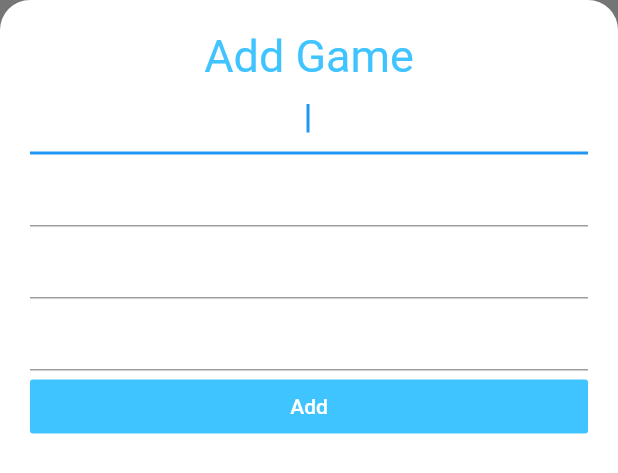
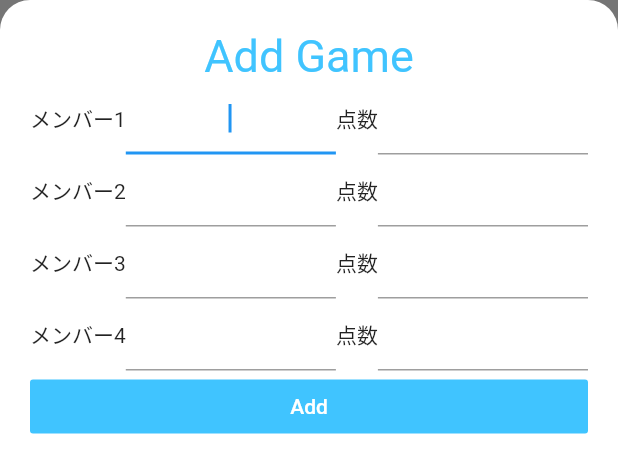
Before and after one commit to aniyome/jong_memo, a Flutter app: the AddGameScreen widget shown alone on an empty page, opened directly, on a phone screen of 412 x 824 dp. Shown: the top 473 px of the screen. Run offline on Flutter 3.47's test engine with Material 2 defaults, Android fonts, the phone set to English and light mode, and no system bars.

Commit message:
対局追加処理を修正

```diff
--- a/lib/screens/add_game_screen.dart
+++ b/lib/screens/add_game_screen.dart
@@ -44,34 +44,98 @@ class _AddGameScreenState extends State<AddGameScreen> {
                 color: Colors.lightBlueAccent,
               ),
             ),
-            TextField(
+            Row(children: [
+              Text("メンバー1"),
+              Expanded(
+                child: TextField(
                   autofocus: true,
                   textAlign: TextAlign.center,
                   onChanged: (newText) {
                     member1 = newText;
                   },
                 ),
-            TextField(
+              ),
+              Text("点数"),
+              Expanded(
+                child: TextField(
+                  autofocus: true,
+                  keyboardType: TextInputType.number,
+                  textAlign: TextAlign.center,
+                  onChanged: (newText) {
+                    memberScore1 = newText;
+                  },
+                ),
+              ),
+            ]),
+            Row(children: [
+              Text("メンバー2"),
+              Expanded(
+                child: TextField(
                   autofocus: true,
                   textAlign: TextAlign.center,
                   onChanged: (newText) {
                     member2 = newText;
                   },
                 ),
-            TextField(
+              ),
+              Text("点数"),
+              Expanded(
+                child: TextField(
+                  autofocus: true,
+                  keyboardType: TextInputType.number,
+                  textAlign: TextAlign.center,
+                  onChanged: (newText) {
+                    memberScore2 = newText;
+                  },
+                ),
+              ),
+            ]),
+            Row(children: [
+              Text("メンバー3"),
+              Expanded(
+                child: TextField(
                   autofocus: true,
                   textAlign: TextAlign.center,
                   onChanged: (newText) {
                     member3 = newText;
                   },
                 ),
-            TextField(
+              ),
+              Text("点数"),
+              Expanded(
+                child: TextField(
+                  autofocus: true,
+                  keyboardType: TextInputType.number,
+                  textAlign: TextAlign.center,
+                  onChanged: (newText) {
+                    memberScore3 = newText;
+                  },
+                ),
+              ),
+            ]),
+            Row(children: [
+              Text("メンバー4"),
+              Expanded(
+                child: TextField(
                   autofocus: true,
                   textAlign: TextAlign.center,
                   onChanged: (newText) {
                     member4 = newText;
                   },
                 ),
+              ),
+              Text("点数"),
+              Expanded(
+                child: TextField(
+                  autofocus: true,
+                  keyboardType: TextInputType.number,
+                  textAlign: TextAlign.center,
+                  onChanged: (newText) {
+                    memberScore4 = newText;
+                  },
+                ),
+              ),
+            ]),
             FlatButton(
               child: Text(
                 'Add',
```
Lines whose indentation alone changed are shown as unchanged.
